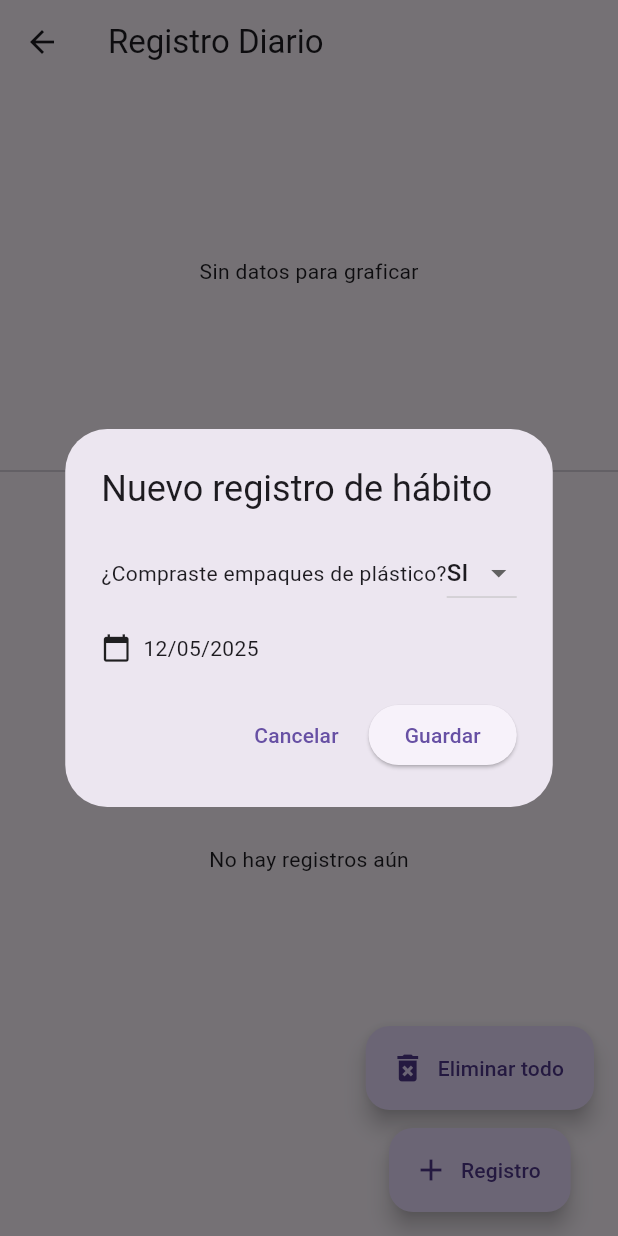
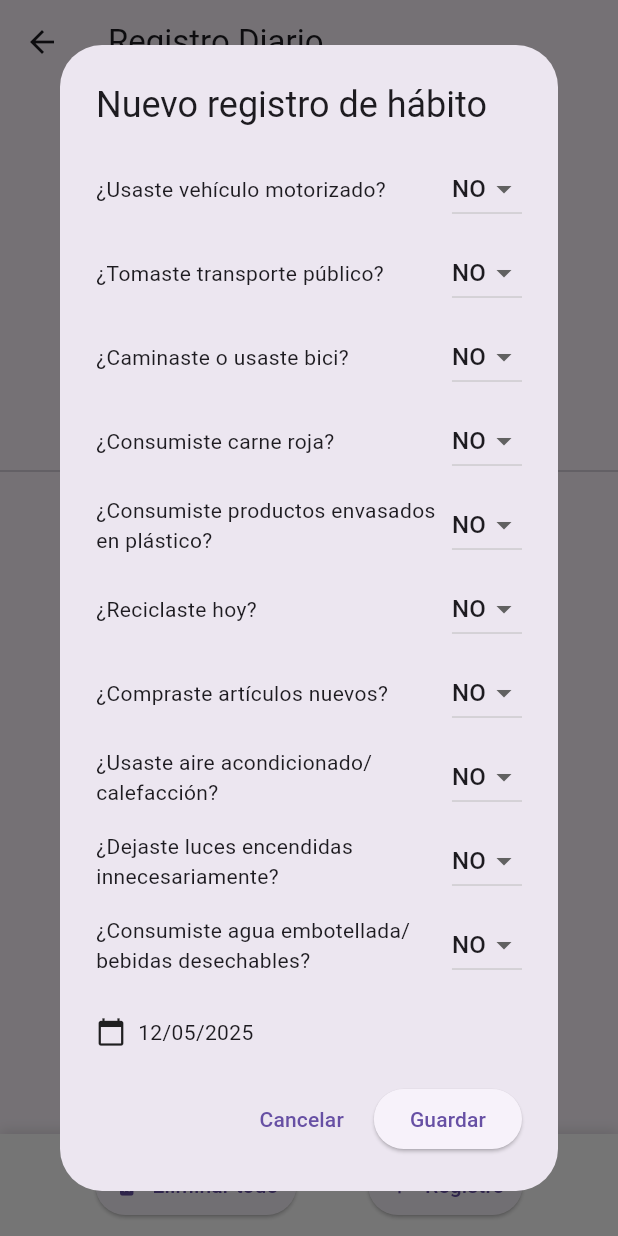
Before and after one commit to Roberto-PM2/Infinitary_App, a Flutter app: the RegistroDiarioPage screen opened directly, after a tap on "Registro", on a phone screen of 412 x 824 dp. Run offline on Flutter 3.47's test engine with Material 3 defaults, Android fonts, the phone set to English and light mode, and no system bars; our stand-ins replace fl_chart, flutter_local_notifications, flutter_map, flutter_timezone, geolocator, hive_ce and 3 more; missing offline and left inert: open_route_service; accounts and stored records are empty.

Commit message:
agregar guias y correccion de registro habitos

```diff
--- a/eco_habit/lib/alerts_page.dart
+++ b/eco_habit/lib/alerts_page.dart
@@ -217,7 +217,6 @@ class _AlertsPageState extends State<AlertsPage> {
     );
   }
 
-
   // Elimina una alerta
   void borrarAlerta(int index) {
     setState(() {
--- a/eco_habit/lib/infomacion_guia.dart
+++ b/eco_habit/lib/guias/infomacion_guia.dart
@@ -1,5 +1,5 @@
 import 'package:flutter/material.dart';
-import 'model_guias.dart';
+import 'guias_model.dart';
 
 class InformacionGuia extends StatefulWidget {
   final Guia guia;
--- a/eco_habit/lib/home_page.dart
+++ b/eco_habit/lib/home_page.dart
@@ -6,7 +6,7 @@ import 'alerts_page.dart';
 import 'notifications_service.dart';
 import 'politica.dart';
 import 'package:geolocator/geolocator.dart';
-import 'guias_page.dart';
+import 'guias/guias_page.dart';
 import 'huella_menu.dart';
 
 
--- a/eco_habit/lib/informacion_centro.dart
+++ b/eco_habit/lib/informacion_centro.dart
@@ -1,5 +1,5 @@
 import 'package:flutter/material.dart';
-import 'model_centros.dart';
+import 'centros_model.dart';
 import 'mapa_page.dart';
 import 'package:latlong2/latlong.dart';
 
--- a/eco_habit/lib/lista_centros.dart
+++ b/eco_habit/lib/lista_centros.dart
@@ -1,5 +1,5 @@
 import 'package:flutter/material.dart';
-import 'model_centros.dart';
+import 'centros_model.dart';
 import 'informacion_centro.dart';
 
 class CentrosReciclaje extends StatelessWidget {
--- a/eco_habit/lib/registro_diario.dart
+++ b/eco_habit/lib/registro_diario.dart
@@ -3,7 +3,6 @@ import 'package:hive_ce/hive.dart';
 import 'package:hive_ce_flutter/hive_flutter.dart';
 import 'package:intl/intl.dart';
 import 'package:fl_chart/fl_chart.dart';
-
 
 class RegistroDiarioPage extends StatefulWidget {
   const RegistroDiarioPage({super.key});
@@ -13,8 +12,33 @@ class RegistroDiarioPage extends StatefulWidget {
 }
 
 class _RegistroDiarioPageState extends State<RegistroDiarioPage> {
-  final _plasticoOptions = ['si', 'no'];
-  String _plasticoValue = 'si';
+  final List<String> opciones = ['si', 'no'];
+  final Map<String, double> valoresCO2 = {
+    'vehiculo': 0.010,
+    'transporte_publico': 0.004,
+    'caminar_bici': 0.0,
+    'carne_roja': 0.008,
+    'plastico': 0.003,
+    'reciclaje': -0.003,
+    'compras': 0.010,
+    'aire_ac': 0.007,
+    'luces': 0.002,
+    'botellas': 0.0015,
+  };
+
+  final Map<String, String> respuestas = {
+    'vehiculo': 'no',
+    'transporte_publico': 'no',
+    'caminar_bici': 'no',
+    'carne_roja': 'no',
+    'plastico': 'no',
+    'reciclaje': 'no',
+    'compras': 'no',
+    'aire_ac': 'no',
+    'luces': 'no',
+    'botellas': 'no',
+  };
+
   DateTime _selectedDate = DateTime.now();
 
   @override
@@ -25,7 +49,7 @@ class _RegistroDiarioPageState extends State<RegistroDiarioPage> {
       ),
       body: Column(
         children: [
-          // Aquí irá tu gráfica fl_chart
+          //grafica
           SizedBox(
             height: 250,
             child: ValueListenableBuilder(
@@ -37,7 +61,6 @@ class _RegistroDiarioPageState extends State<RegistroDiarioPage> {
                   return const Center(child: Text('Sin datos para graficar'));
                 }
 
-                // Ordenar por fecha (usando DateTime real)
                 final sorted = registros.map((r) {
                   final date = DateFormat('dd/MM/yyyy').parse(r['fecha']);
                   return {'fecha': date, 'consumo_diario': r['consumo_diario']};
@@ -46,7 +69,7 @@ class _RegistroDiarioPageState extends State<RegistroDiarioPage> {
 
                 final spots = sorted.asMap().entries.map((entry) {
                   return FlSpot(
-                    entry.key.toDouble(), // X como índice
+                    entry.key.toDouble(),
                     (entry.value['consumo_diario'] as num).toDouble(),
                   );
                 }).toList();
@@ -57,7 +80,19 @@ class _RegistroDiarioPageState extends State<RegistroDiarioPage> {
                     LineChartData(
                       titlesData: FlTitlesData(
                         leftTitles: AxisTitles(
-                          sideTitles: SideTitles(showTitles: true),
+                          sideTitles: SideTitles(
+                            showTitles: true,
+                            reservedSize: 40,
+                            getTitlesWidget: (value, meta) {
+                              return Text(
+                                value.toStringAsFixed(3),
+                                style: const TextStyle(fontSize: 10),
+                              );
+                            },
+                          ),
+                        ),
+                        rightTitles: AxisTitles(
+                          sideTitles: SideTitles(showTitles: false), // Oculta eje derecho
                         ),
                         bottomTitles: AxisTitles(
                           sideTitles: SideTitles(
@@ -67,9 +102,30 @@ class _RegistroDiarioPageState extends State<RegistroDiarioPage> {
                               final index = value.toInt();
                               if (index < 0 || index >= sorted.length) return const SizedBox();
                               final date = sorted[index]['fecha'] as DateTime;
-                              return Text(DateFormat('dd/MM').format(date), style: const TextStyle(fontSize: 10));
+                              return Text(
+                                DateFormat('dd/MM').format(date),
+                                style: const TextStyle(fontSize: 10),
+                              );
                             },
                           ),
+                        ),
+                        topTitles: AxisTitles(
+                          sideTitles: SideTitles(showTitles: false), // Oculta eje superior si no lo necesitas
+                        ),
+                      ),
+                      lineTouchData: LineTouchData(
+                        touchTooltipData: LineTouchTooltipData(
+                          getTooltipItems: (touchedSpots) {
+                            return touchedSpots.map((spot) {
+                              return LineTooltipItem(
+                                '${spot.y.toStringAsFixed(3)} kg CO₂',
+                                const TextStyle(
+                                  color: Colors.white,
+                                  fontWeight: FontWeight.bold,
+                                ),
+                              );
+                            }).toList();
+                          },
                         ),
                       ),
                       gridData: FlGridData(show: true),
@@ -90,8 +146,8 @@ class _RegistroDiarioPageState extends State<RegistroDiarioPage> {
             ),
           ),
 
+
           const Divider(),
-          // Lista de registros
           Expanded(
             child: ValueListenableBuilder(
               valueListenable: Hive.box('habitos_diarios').listenable(),
@@ -100,19 +156,33 @@ class _RegistroDiarioPageState extends State<RegistroDiarioPage> {
                 if (registros.isEmpty) {
                   return const Center(child: Text('No hay registros aún'));
                 }
+                //lista de registros
                 return ListView.builder(
                   itemCount: registros.length,
                   itemBuilder: (context, index) {
                     final r = registros[index];
+                    final double consumoActual = (r['consumo_diario'] as num).toDouble();
+
+                    Icon consumoIcon;
+
+                    if (index == 0) {
+                      // Primer registro, no hay anterior para comparar
+                      consumoIcon = const Icon(Icons.remove, color: Colors.grey);
+                    } else {
+                      final double consumoAnterior = (registros[index - 1]['consumo_diario'] as num).toDouble();
+                      if (consumoActual < consumoAnterior) {
+                        consumoIcon = const Icon(Icons.arrow_downward, color: Colors.green);
+                      } else if (consumoActual > consumoAnterior) {
+                        consumoIcon = const Icon(Icons.arrow_upward, color: Colors.red);
+                      } else {
+                        consumoIcon = const Icon(Icons.horizontal_rule, color: Colors.grey);
+                      }
+                    }
+
                     return ListTile(
-                      leading: Icon(
-                        r['plasticos'] == 'si'
-                            ? Icons.check_circle
-                            : Icons.cancel,
-                        color: r['plasticos'] == 'si' ? Colors.green : Colors.grey,
-                      ),
+                      leading: consumoIcon,
                       title: Text('Fecha: ${r['fecha']}'),
-                      subtitle: Text('Consumo: ${r['consumo_diario']} kg CO₂'),
+                      subtitle: Text('Consumo: ${consumoActual.toStringAsFixed(3)} Ton CO₂'),
                       trailing: IconButton(
                         icon: const Icon(Icons.delete),
                         onPressed: () {
@@ -122,51 +192,75 @@ class _RegistroDiarioPageState extends State<RegistroDiarioPage> {
                     );
                   },
                 );
+
               },
             ),
           ),
         ],
       ),
-      floatingActionButton: Column(
-        mainAxisSize: MainAxisSize.min,
+
+      //Botones
+      bottomNavigationBar: Container(
+        padding: const EdgeInsets.symmetric(horizontal: 16, vertical: 10),
+        decoration: BoxDecoration(
+          color: Colors.white,
+          boxShadow: [
+            BoxShadow(
+              color: Colors.black12,
+              blurRadius: 6,
+              offset: Offset(0, -2),
+            ),
+          ],
+        ),
+        child: Row(
+          mainAxisAlignment: MainAxisAlignment.spaceEvenly,
           children: [
-          // Botón Eliminar Todo
-          FloatingActionButton.extended(
-            heroTag: 'deleteAll',
+            ElevatedButton.icon(
               onPressed: _confirmarEliminarTodo,
               icon: const Icon(Icons.delete_forever),
               label: const Text('Eliminar todo'),
+              style: ElevatedButton.styleFrom(
+                padding: const EdgeInsets.symmetric(horizontal: 12, vertical: 8),
               ),
-          const SizedBox(height: 12),
-          // Botón Registro
-          FloatingActionButton.extended(
-            heroTag: 'addRecord',
+            ),
+            ElevatedButton.icon(
               onPressed: _showRegistroPopup,
               icon: const Icon(Icons.add),
               label: const Text('Registro'),
+              style: ElevatedButton.styleFrom(
+                padding: const EdgeInsets.symmetric(horizontal: 12, vertical: 8),
+              ),
             ),
           ],
+        ),
       ),
     );
   }
 
-  Future<void> _pickDate() async {
-    final picked = await showDatePicker(
-      context: context,
-      initialDate: _selectedDate,
-      firstDate: DateTime(2020),
-      lastDate: DateTime.now().add(const Duration(days: 365)),
-    );
-    if (picked != null) {
-      setState(() {
-        _selectedDate = picked;
+  double _calcularConsumo() {
+    double total = 0.0;
+    respuestas.forEach((clave, valor) {
+      if (valor == 'si') {
+        total += valoresCO2[clave] ?? 0.0;
+      }
     });
-    }
+    return total;
   }
 
-  double _calcularConsumo(String plastico) {
-    // Si compró plástico, huella = 0.003, sino 0
-    return plastico == 'si' ? 0.003 : 0.0;
+  String _preguntaTexto(String clave) {
+    switch (clave) {
+      case 'vehiculo': return '¿Usaste vehículo motorizado?';
+      case 'transporte_publico': return '¿Tomaste transporte público?';
+      case 'caminar_bici': return '¿Caminaste o usaste bici?';
+      case 'carne_roja': return '¿Consumiste carne roja?';
+      case 'plastico': return '¿Consumiste productos envasados en plástico?';
+      case 'reciclaje': return '¿Reciclaste hoy?';
+      case 'compras': return '¿Compraste artículos nuevos?';
+      case 'aire_ac': return '¿Usaste aire acondicionado/calefacción?';
+      case 'luces': return '¿Dejaste luces encendidas innecesariamente?';
+      case 'botellas': return '¿Consumiste agua embotellada/bebidas desechables?';
+      default: return clave;
+    }
   }
 
   void _showRegistroPopup() {
@@ -181,31 +275,25 @@ class _RegistroDiarioPageState extends State<RegistroDiarioPage> {
                 child: Column(
                   mainAxisSize: MainAxisSize.min,
                   children: [
-                    // Pregunta sí/no
-                    Row(
-                      crossAxisAlignment: CrossAxisAlignment.center,
+                    for (var clave in respuestas.keys)
+                      Padding(
+                        padding: const EdgeInsets.only(bottom: 8.0),
+                        child: Row(
                           children: [
-                        const Expanded(
-                          child: Text('¿Compraste empaques de plástico?'),
-                        ),
+                            Expanded(child: Text(_preguntaTexto(clave))),
                             DropdownButton<String>(
-                          value: _plasticoValue,
-                          items: _plasticoOptions.map((e) {
-                            return DropdownMenuItem(
-                              value: e,
-                              child: Text(e.toUpperCase()),
-                            );
-                          }).toList(),
+                              value: respuestas[clave],
+                              items: opciones.map((e) => DropdownMenuItem(value: e, child: Text(e.toUpperCase()))).toList(),
                               onChanged: (v) {
                                 if (v != null) {
-                              setStatePopup(() => _plasticoValue = v);
+                                  setStatePopup(() => respuestas[clave] = v);
                                 }
                               },
                             ),
                           ],
                         ),
+                      ),
                     const SizedBox(height: 16),
-                    // Selector de fecha
                     InkWell(
                       onTap: () async {
                         final dt = await showDatePicker(
@@ -237,18 +325,19 @@ class _RegistroDiarioPageState extends State<RegistroDiarioPage> {
                     final box = Hive.box('habitos_diarios');
                     final formatted = DateFormat('dd/MM/yyyy').format(_selectedDate);
                     final exists = box.values.cast<Map>().any((r) => r['fecha'] == formatted);
+
                     if (exists) {
-                      // Mostrar alerta de duplicado
                       ScaffoldMessenger.of(context).showSnackBar(
                         SnackBar(content: Text('Ya existe un registro para $formatted')),
                       );
                     } else {
-                      final consumo = _calcularConsumo(_plasticoValue);
-                      box.add({
-                        'plasticos': _plasticoValue,
+                      final consumo = _calcularConsumo();
+                      final data = {
                         'fecha': formatted,
                         'consumo_diario': consumo,
-                      });
+                        ...respuestas,
+                      };
+                      box.add(data);
                       Navigator.of(context).pop();
                       ScaffoldMessenger.of(context).showSnackBar(
                         const SnackBar(content: Text('Registro guardado')),
```
Also changed, not shown: eco_habit/lib/guias/guias_model.dart (added, +107 -0 lines), eco_habit/lib/guias/guias_page.dart (renamed from eco_habit/lib/guias_page.dart, +10 -3 lines), eco_habit/lib/model_guias.dart (deleted, +0 -46 lines), eco_habit/assets/images/alimentos.jpg (added), eco_habit/assets/images/basura_tipo.jpg (added), eco_habit/assets/images/botellas.png (added), eco_habit/assets/images/composta.png (added), eco_habit/assets/images/papel.jpg (added), eco_habit/assets/images/vida.jpg (added), eco_habit/lib/centros_model.dart (renamed from eco_habit/lib/model_centros.dart). Lines whose indentation alone changed are shown as unchanged.
